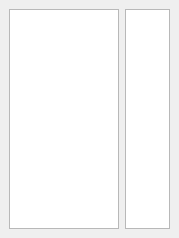
This is src/ui/dock/bookdockwidget.ui in metaxy/openBibleViewer as Qt 5 draws it before an edit. The edited form follows.
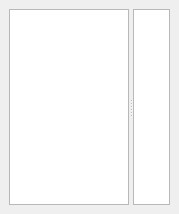
This is the edited form.

Commit message: better book id system ( noew the main parts are working )

Patch:
```diff
--- a/src/ui/dock/bookdockwidget.ui
+++ b/src/ui/dock/bookdockwidget.ui
@@ -7,7 +7,7 @@
     <x>0</x>
     <y>0</y>
     <width>179</width>
-    <height>238</height>
+    <height>214</height>
    </rect>
   </property>
   <property name="floating">
@@ -19,17 +19,25 @@
   <widget class="QWidget" name="dockWidgetContents">
    <layout class="QHBoxLayout" name="horizontalLayout">
     <item>
-     <widget class="QListWidget" name="listWidget_books">
+     <widget class="QSplitter" name="splitter">
+      <property name="orientation">
+       <enum>Qt::Horizontal</enum>
+      </property>
+      <widget class="QListView" name="listView_books">
       <property name="sizePolicy">
-       <sizepolicy hsizetype="Expanding" vsizetype="Expanding">
+        <sizepolicy hsizetype="Ignored" vsizetype="Expanding">
         <horstretch>0</horstretch>
         <verstretch>0</verstretch>
        </sizepolicy>
       </property>
-     </widget>
-    </item>
-    <item>
-     <widget class="QListWidget" name="listWidget_chapters">
+       <property name="minimumSize">
+        <size>
+         <width>120</width>
+         <height>0</height>
+        </size>
+       </property>
+      </widget>
+      <widget class="QListView" name="listView_chapters">
       <property name="sizePolicy">
        <sizepolicy hsizetype="Expanding" vsizetype="Expanding">
         <horstretch>0</horstretch>
@@ -38,16 +46,11 @@
       </property>
       <property name="minimumSize">
        <size>
-        <width>45</width>
+         <width>10</width>
         <height>0</height>
        </size>
       </property>
-      <property name="maximumSize">
-       <size>
-        <width>52</width>
-        <height>16777215</height>
-       </size>
-      </property>
+      </widget>
      </widget>
     </item>
    </layout>
```
Lines whose indentation alone changed are shown as unchanged. The commit also changes 7 other files.
